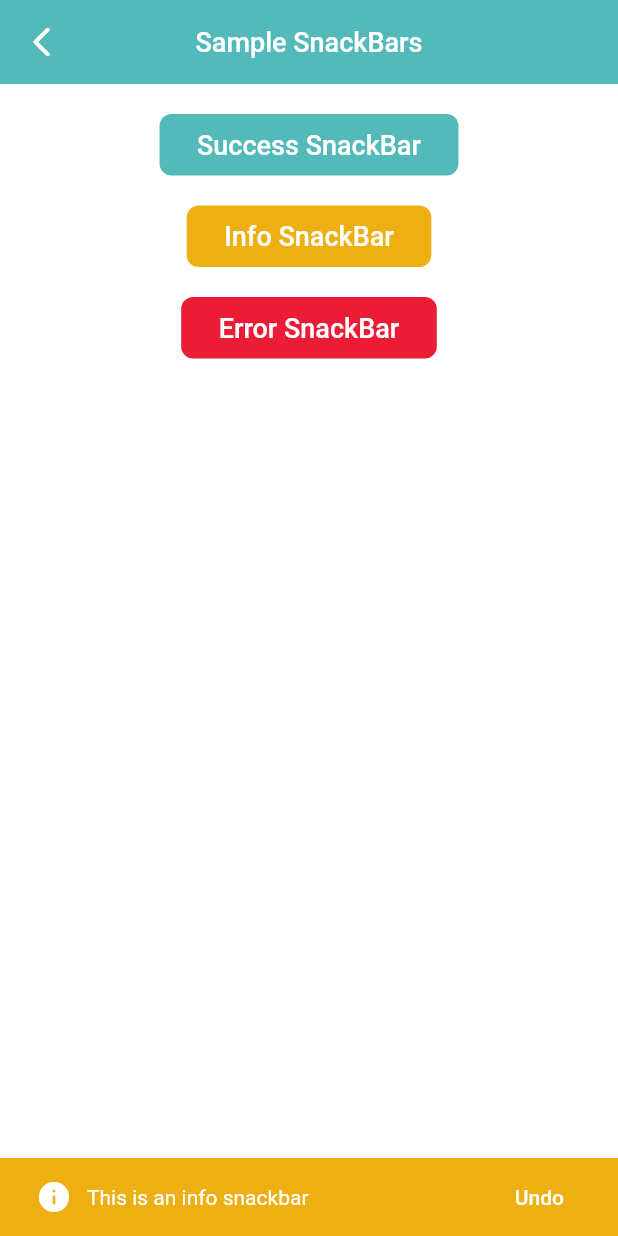
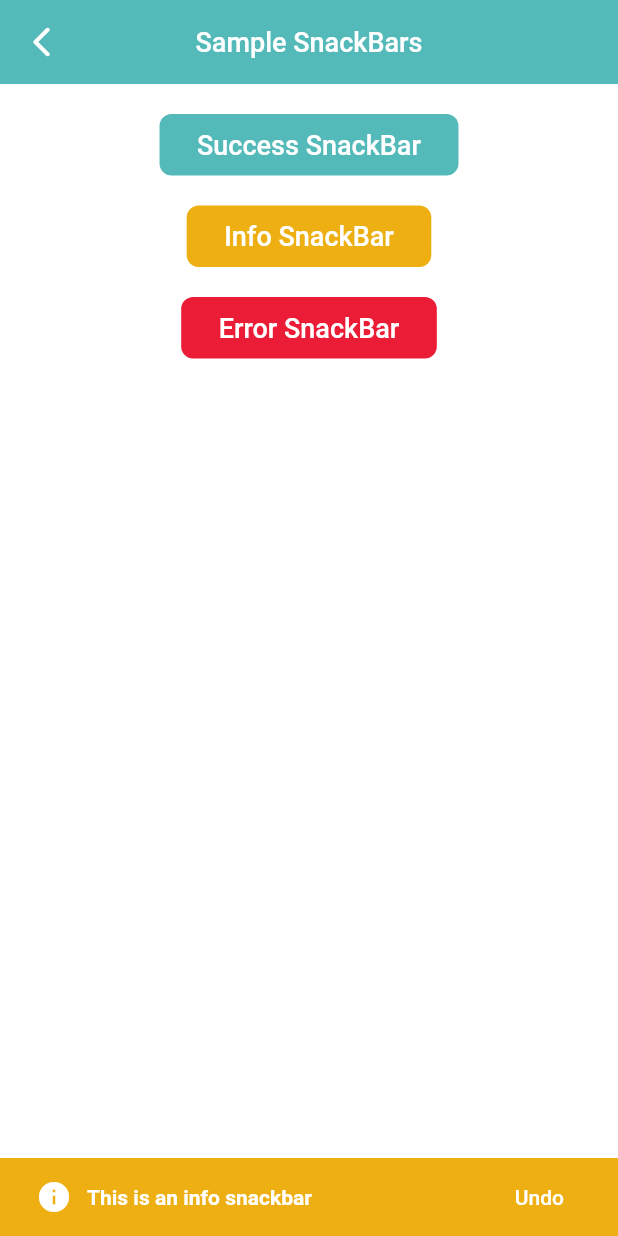
Before and after one commit to skyvaSolutions/skywa_framework_widgets, a Flutter app: the SampleSnackBarScreen screen opened directly, after a tap on "Info SnackBar", on a phone screen of 412 x 824 dp. Run offline on Flutter 3.47's test engine with Material 2 defaults, Android fonts, the phone set to English and light mode, and no system bars; our stand-ins replace auto_size_text, fluttertoast, lottie; missing offline and left inert: flutter_device_type; project files that could hold a hidden picture were left out.

Commit message:
Snackbar fixed

```diff
--- a/lib/skywa_snackbar.dart
+++ b/lib/skywa_snackbar.dart
@@ -1,6 +1,6 @@
 import 'package:flutter/material.dart';
 import 'package:flutter_device_type/flutter_device_type.dart';
-
+import 'skywa_auto_size_text.dart';
 import 'services/is_string_invalid.dart';
 
 class SkywaSnackBar {
@@ -59,9 +59,7 @@ class SkywaSnackBar {
   void displaySkywaSnackBar() {
     ScaffoldMessenger.of(context).showSnackBar(
       SnackBar(
-        content: Container(
-          width: Device.screenWidth,
-          child: Row(
+        content: Row(
           children: [
             /// icon
             Icon(
@@ -72,14 +70,16 @@ class SkywaSnackBar {
             SizedBox(width: 10.0),
 
             /// snackbar text
-              /*SkywaAutoSizeText(
-                text: snackbarText,
+            Expanded(
+              child: Text(
+                snackBarText,
+                style: TextStyle(
                   color: Colors.white,
                   fontWeight: FontWeight.w600,
-              ),*/
-              Text(snackBarText),
+                ),
+              ),
+            ),
           ],
-          ),
         ),
         elevation: 0.0,
         duration: Duration(seconds: durationInSeconds),
```
Lines whose indentation alone changed are shown as unchanged.
